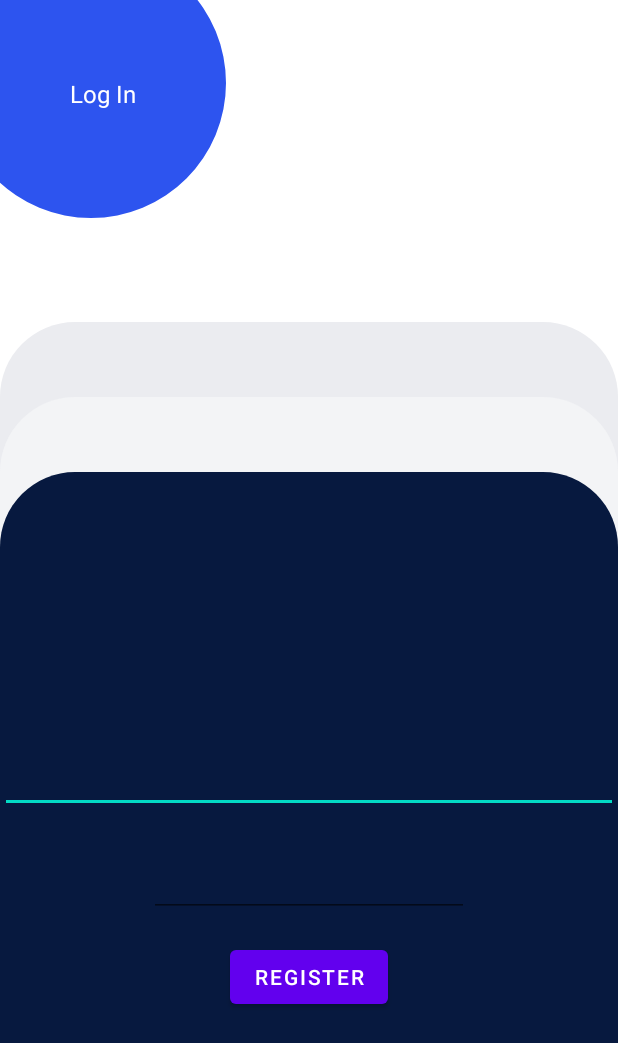
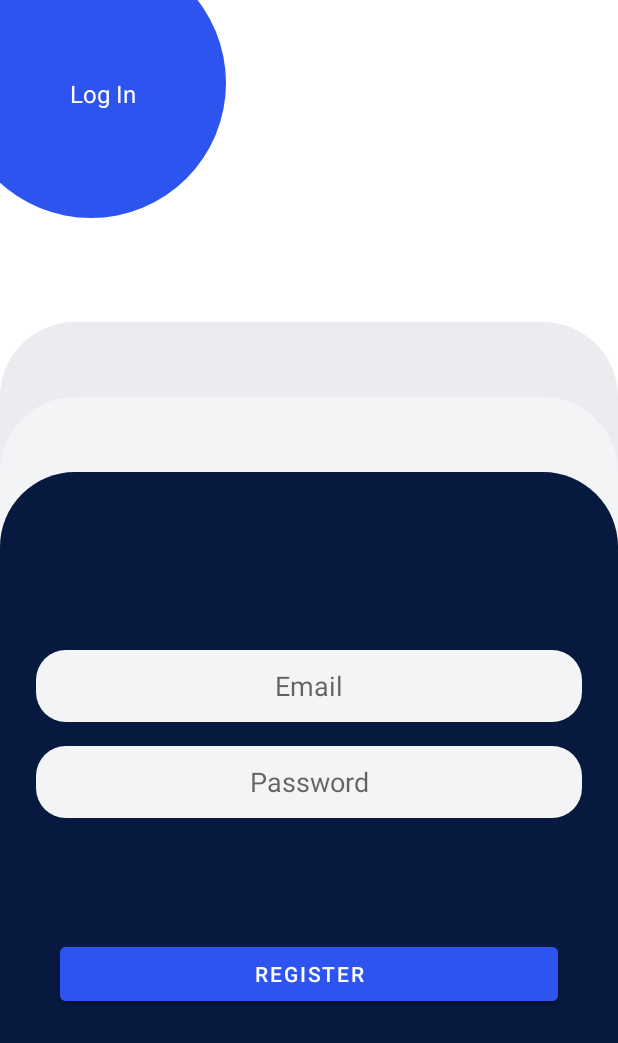
Before and after one commit to sameerkumar20/FirebaseRegister, an Android app: the screen it shows after launch (MainActivity), on a phone screen of 412 x 824 dp. Shown: the top 1043 px of the screen. Run offline under Robolectric (Android 15) with nearby library versions, the phone set to English and light mode, and no system bars; our stand-ins replace Firebase (no records; nobody signed in at launch, a user with empty details on screens opened directly).

Commit message:
Main Activity Completed

```diff
--- /dev/null
+++ b/app/src/main/res/drawable/input_bg.xml
@@ -0,0 +1,6 @@
+<?xml version="1.0" encoding="utf-8"?>
+<shape android:shape="rectangle" xmlns:android="http://schemas.android.com/apk/res/android">
+    <solid android:color="@color/simple_white2"/>
+    <corners android:radius="20dp"/>
+    <stroke android:color="@android:color/darker_gray"/>
+</shape>
--- a/app/src/main/res/layout/activity_main.xml
+++ b/app/src/main/res/layout/activity_main.xml
@@ -42,33 +42,36 @@
             android:id="@+id/id_email"
             android:layout_width="0dp"
             android:layout_height="wrap_content"
+            android:layout_marginStart="24dp"
+            android:layout_marginEnd="24dp"
+            android:background="@drawable/input_bg"
             android:ems="10"
-            android:inputType="textPersonName"
+            android:hint="Email"
+            android:inputType="textPersonName|textEmailAddress"
+            android:minHeight="48dp"
+            android:padding="10dp"
+            android:textAlignment="center"
             app:layout_constraintBottom_toBottomOf="parent"
             app:layout_constraintEnd_toEndOf="parent"
             app:layout_constraintStart_toStartOf="parent"
-            app:layout_constraintTop_toTopOf="parent" />
+            app:layout_constraintTop_toTopOf="parent"
+            app:layout_constraintVertical_bias="0.39" />
 
-        <EditText
-            android:id="@+id/id_password"
-            android:layout_width="wrap_content"
-            android:layout_height="wrap_content"
-            android:layout_marginTop="24dp"
-            android:ems="10"
-            android:inputType="textPersonName"
-            app:layout_constraintEnd_toEndOf="parent"
-            app:layout_constraintStart_toStartOf="parent"
-            app:layout_constraintTop_toBottomOf="@+id/id_email" />
 
         <Button
             android:id="@+id/id_register"
-            android:layout_width="wrap_content"
+            android:layout_width="0dp"
             android:layout_height="wrap_content"
-            android:layout_marginTop="16dp"
+            android:layout_marginStart="16dp"
+            android:layout_marginTop="24dp"
+            android:layout_marginEnd="16dp"
+            android:backgroundTint="@color/upper_background"
             android:text="Register"
+            app:layout_constraintBottom_toBottomOf="parent"
             app:layout_constraintEnd_toEndOf="@+id/id_password"
             app:layout_constraintStart_toStartOf="@+id/id_password"
-            app:layout_constraintTop_toBottomOf="@+id/id_password" />
+            app:layout_constraintTop_toBottomOf="@+id/id_password"
+            app:layout_constraintVertical_bias="0.26999998" />
 
         <ProgressBar
             android:id="@+id/progressBar"
@@ -80,6 +83,23 @@
             app:layout_constraintEnd_toEndOf="parent"
             app:layout_constraintStart_toStartOf="parent"
             app:layout_constraintTop_toTopOf="parent" />
+
+        <EditText
+            android:id="@+id/id_password"
+            android:layout_width="0dp"
+            android:layout_height="wrap_content"
+            android:layout_marginStart="24dp"
+            android:layout_marginTop="16dp"
+            android:layout_marginEnd="24dp"
+            android:background="@drawable/input_bg"
+            android:ems="10"
+            android:hint="Password"
+            android:inputType="textPassword"
+            android:minHeight="48dp"
+            android:textAlignment="center"
+            app:layout_constraintEnd_toEndOf="parent"
+            app:layout_constraintStart_toStartOf="parent"
+            app:layout_constraintTop_toBottomOf="@+id/id_email" />
     </androidx.constraintlayout.widget.ConstraintLayout>
 
 </androidx.constraintlayout.widget.ConstraintLayout>
```
